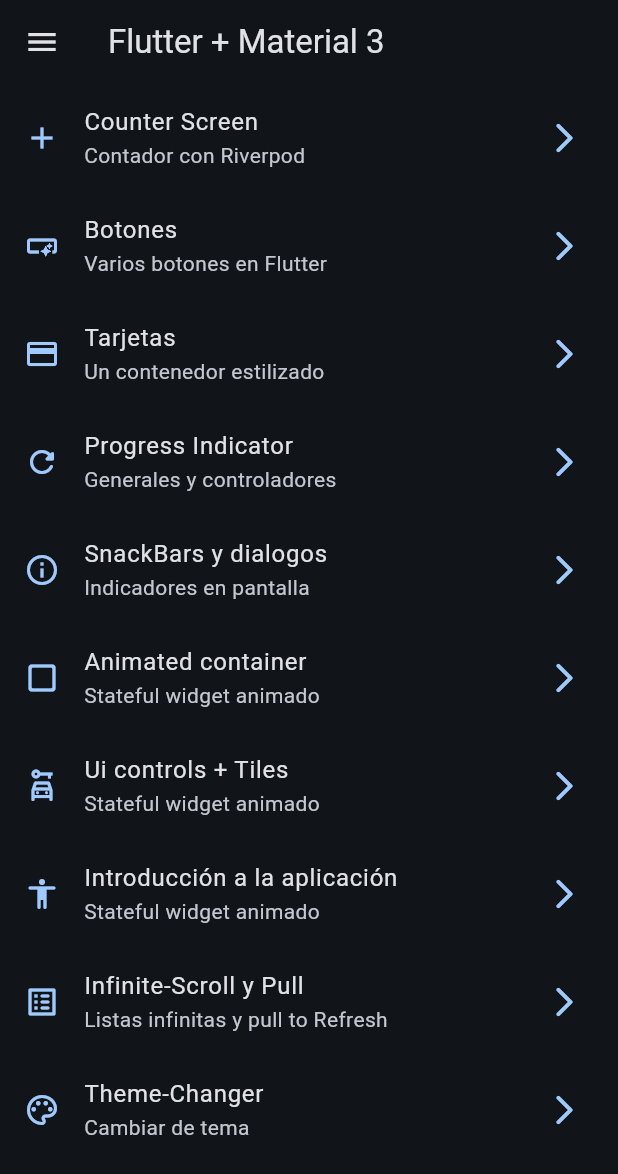
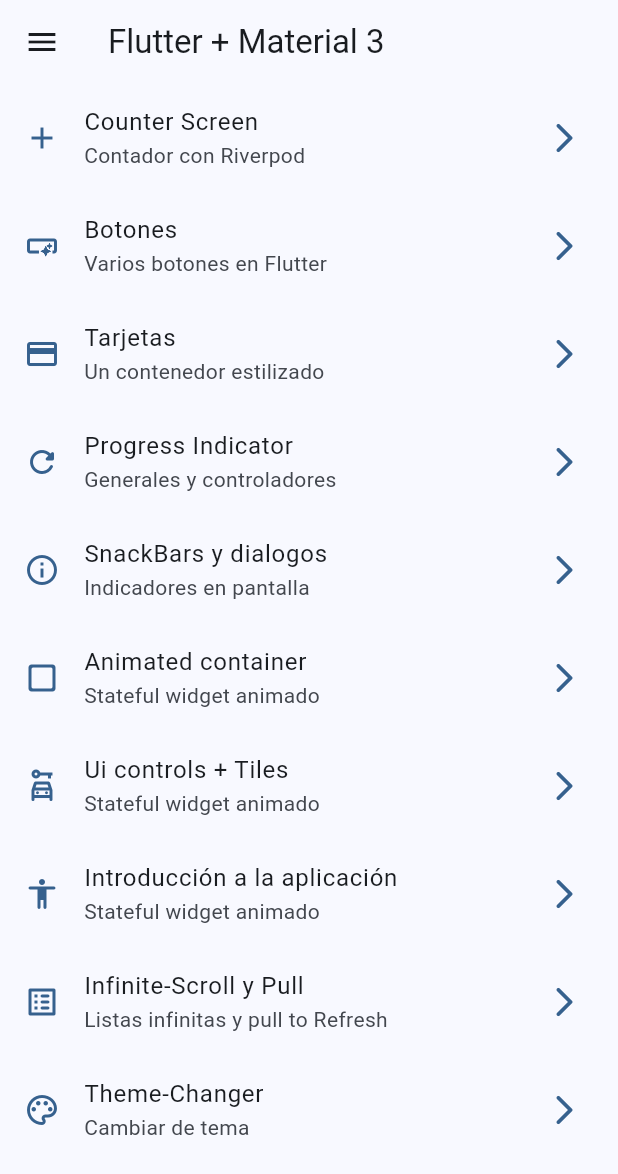
Before and after one commit to TITANRAH/flutter_curso_FH_widgets_app, a Flutter app: the screen it shows after launch, on a phone screen of 412 x 824 dp. Shown: the top 1174 px of the screen. Run offline on Flutter 3.47's test engine with Material 2 defaults, Android fonts, the phone set to English and light mode, and no system bars; our stand-ins replace animate_do, flutter_riverpod, go_router.

Commit message:
notifier provider fin

```diff
--- a/lib/config/theme/app_theme.dart
+++ b/lib/config/theme/app_theme.dart
@@ -16,7 +16,7 @@ class AppTheme {
   final int selectedColor;
   final bool isDarkMode;
 
-  AppTheme( {
+  AppTheme({
     this.selectedColor = 0,
     this.isDarkMode = false,
   })  : assert(selectedColor >= 0, 'Selected color must be greater then 0'),
@@ -30,4 +30,14 @@ class AppTheme {
       appBarTheme: const AppBarTheme(
         centerTitle: false,
       ));
+
+  AppTheme copyWhit(
+    {
+      int? selectedColor,
+      bool? isDarkMode,
+    }
+  ) => AppTheme(
+    selectedColor: selectedColor ?? this.selectedColor,
+    isDarkMode: isDarkMode ?? this.isDarkMode,
+  );
 }
--- a/lib/main.dart
+++ b/lib/main.dart
@@ -20,14 +20,15 @@ class MainApp extends ConsumerWidget {
 
   @override
   Widget build(BuildContext context, ref) {
-    final isDarkMode = ref.watch(isDarkModeProvider);
-    final isSelectedColor = ref.watch(selectedColorProvider);
+    // final isDarkMode = ref.watch(isDarkModeProvider);
+    // final isSelectedColor = ref.watch(selectedColorProvider);
 
+    final AppTheme appTheme = ref.watch(themeNotifierProvider);
     return MaterialApp.router(
       title: 'Flutter Widgets',
       routerConfig: appRouter,
       debugShowCheckedModeBanner: false,
-      theme: AppTheme(selectedColor: isSelectedColor, isDarkMode: isDarkMode).getTheme(),
+      theme: appTheme.getTheme(),
     );
   }
 }
--- a/lib/presentation/providers/theme_provider.dart
+++ b/lib/presentation/providers/theme_provider.dart
@@ -1,12 +1,38 @@
 import 'package:flutter_riverpod/flutter_riverpod.dart';
 import 'package:widgets_app/config/theme/app_theme.dart';
-
 
 // un simple booleano
 final isDarkModeProvider = StateProvider((ref) => true);
 
-// listado de colores inmutables
+// listado de colores inmutables provider es para eso
 final colorListProvider = Provider((ref) => colorList);
 
 // un simple int
 final selectedColorProvider = StateProvider((ref) => 0);
+
+
+
+
+
+// Un objeto de tipo Aptheme ( custom) para estados elavorados
+// este provider entregara los estados que se manejan en la clase themenotifier
+// con todos sus metodos dentro
+final themeNotifierProvider = StateNotifierProvider<ThemeNotifier, AppTheme>(
+  (ref) => ThemeNotifier(),
+);
+
+// cntroller o notifier
+class ThemeNotifier extends StateNotifier<AppTheme> {
+  // creando una instancia de la clase apptheme
+
+  // STATE = ESTADO = NEW APPTHEME()
+  ThemeNotifier() : super(AppTheme());
+
+  void toogleDarkMode() {
+    state = state.copyWhit(isDarkMode: !state.isDarkMode);
+  }
+
+  void changeColorIndex(int colorIndex) {
+    state = state.copyWhit(selectedColor: colorIndex);
+  }
+}
```
Also changed, not shown: lib/presentation/screens/theme_change/theme_change_screen.dart (+6 -6 lines).
